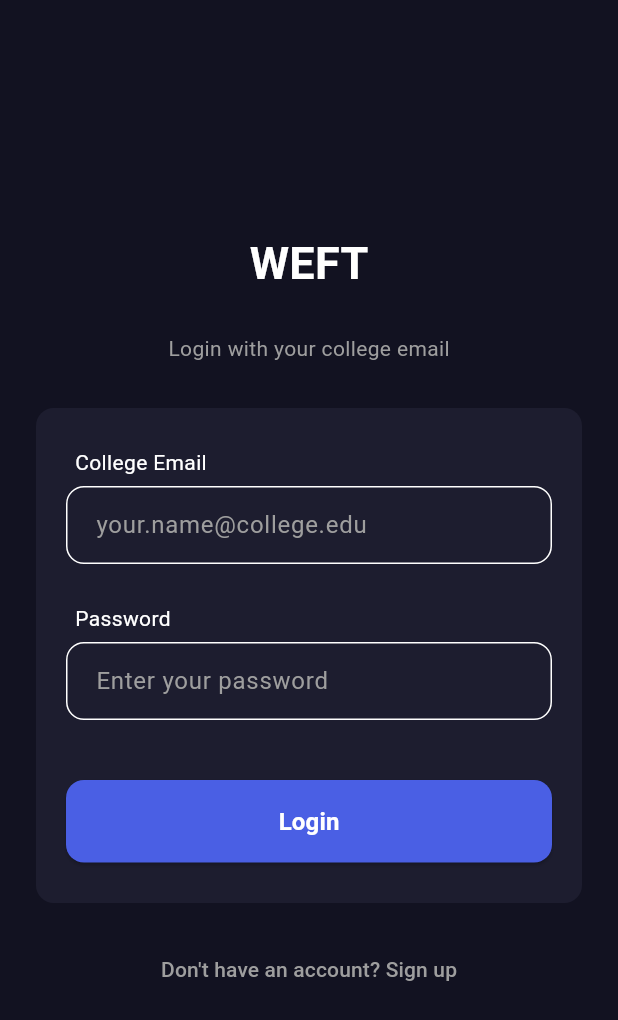
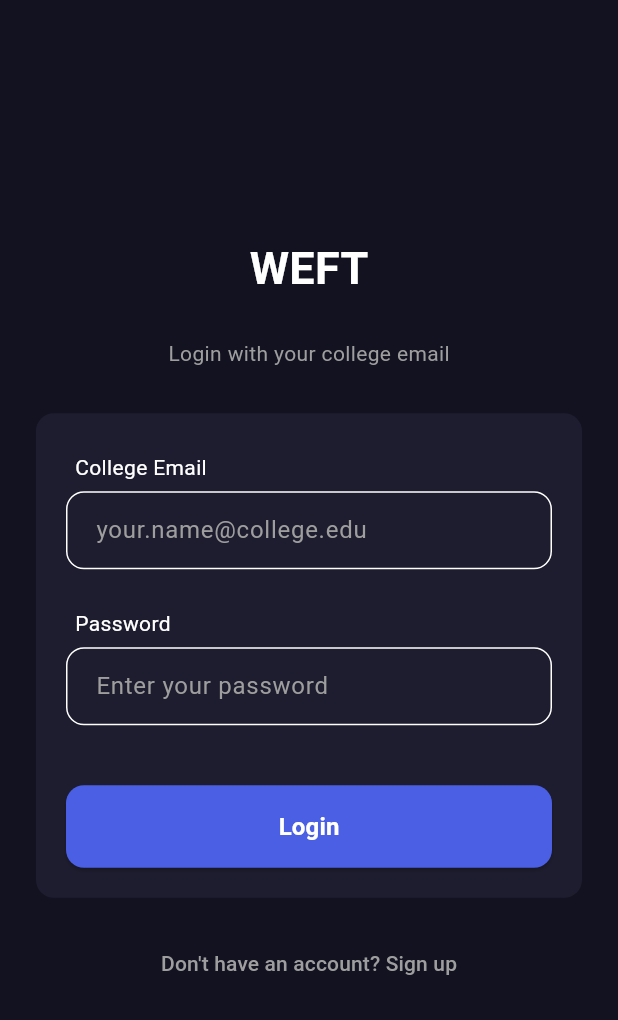
Before and after one commit to WEFT-TIET/FRONTEND, a Flutter app: the screen it shows after launch, on a phone screen of 412 x 824 dp. Shown: the top 1020 px of the screen. Run offline on Flutter 3.47's test engine with Material 3 defaults, Android fonts, the phone set to English and light mode, and no system bars; our stand-ins replace flutter_riverpod, flutter_svg, geolocator, google_fonts, shared_preferences.

Commit message:
Auth Connection

```diff
--- /dev/null
+++ b/frontend_weft/devtools_options.yaml
@@ -0,0 +1,3 @@
+description: This file stores settings for Dart & Flutter DevTools.
+documentation: https://docs.flutter.dev/tools/devtools/extensions#configure-extension-enablement-states
+extensions:
--- /dev/null
+++ b/frontend_weft/lib/core/server_constants.dart
@@ -0,0 +1,4 @@
+class ServerConstants {
+  static const String baseUrl =
+      "http://rnsid-2a09-bac1-36c0-68--2a8-5e.a.free.pinggy.link";
+}
--- a/frontend_weft/lib/features/auth/view/login_page.dart
+++ b/frontend_weft/lib/features/auth/view/login_page.dart
@@ -1,7 +1,7 @@
 import 'package:flutter/material.dart';
 import 'package:flutter_riverpod/flutter_riverpod.dart';
 import '../viewmodel/auth_viewmodel.dart';
-import '../../navbar/navigation.dart'; // import your BottomNavBar
+import '../../navbar/navigation.dart';
 
 class LoginPage extends ConsumerStatefulWidget {
   const LoginPage({super.key});
@@ -14,19 +14,32 @@ class _LoginPageState extends ConsumerState<LoginPage> {
   final _formKey = GlobalKey<FormState>();
   final emailController = TextEditingController();
   final passwordController = TextEditingController();
-
   bool isLoading = false;
 
   @override
   Widget build(BuildContext context) {
     return Scaffold(
       backgroundColor: const Color(0xFF121221),
-      body: Center(
+      resizeToAvoidBottomInset: true,
+      body: SafeArea(
         child: SingleChildScrollView(
           padding: const EdgeInsets.symmetric(horizontal: 24),
+          child: ConstrainedBox(
+            constraints: BoxConstraints(
+              minHeight:
+                  MediaQuery.of(context).size.height -
+                  MediaQuery.of(context).padding.top -
+                  MediaQuery.of(context).padding.bottom,
+            ),
+            child: IntrinsicHeight(
+              child: Center(
+                child: ConstrainedBox(
+                  constraints: const BoxConstraints(maxWidth: 400),
+                  child: IntrinsicHeight(
                     child: Form(
                       key: _formKey,
                       child: Column(
+                        mainAxisAlignment: MainAxisAlignment.center,
                         children: [
                           const Text(
                             'WEFT',
@@ -43,8 +56,6 @@ class _LoginPageState extends ConsumerState<LoginPage> {
                           ),
                           const SizedBox(height: 30),
                           Container(
-                  height: 330,
-                  width: 370,
                             padding: const EdgeInsets.all(20),
                             decoration: BoxDecoration(
                               color: const Color(0xFF1D1D2F),
@@ -53,7 +64,10 @@ class _LoginPageState extends ConsumerState<LoginPage> {
                             child: Column(
                               children: [
                                 _buildLabel("College Email"),
-                      _buildInput(emailController, "your.name@college.edu"),
+                                _buildInput(
+                                  emailController,
+                                  "your.name@college.edu",
+                                ),
                                 const SizedBox(height: 20),
                                 _buildLabel("Password"),
                                 _buildInput(
@@ -85,10 +99,12 @@ class _LoginPageState extends ConsumerState<LoginPage> {
                             ),
                           ),
                           const SizedBox(height: 20),
-
                           TextButton(
                             onPressed: () {
-                    Navigator.pushReplacementNamed(context, '/signup');
+                              Navigator.pushReplacementNamed(
+                                context,
+                                '/signup',
+                              );
                             },
                             child: const Text(
                               "Don't have an account? Sign up",
@@ -96,6 +112,11 @@ class _LoginPageState extends ConsumerState<LoginPage> {
                             ),
                           ),
                         ],
+                      ),
+                    ),
+                  ),
+                ),
+              ),
             ),
           ),
         ),
@@ -112,11 +133,11 @@ class _LoginPageState extends ConsumerState<LoginPage> {
   );
 
   Widget _buildInput(
-    TextEditingController c,
+    TextEditingController controller,
     String hint, {
     bool obscure = false,
   }) => TextFormField(
-    controller: c,
+    controller: controller,
     obscureText: obscure,
     style: const TextStyle(color: Colors.white),
     decoration: InputDecoration(
@@ -126,11 +147,11 @@ class _LoginPageState extends ConsumerState<LoginPage> {
       fillColor: const Color(0xFF1D1D2F),
       border: OutlineInputBorder(
         borderRadius: BorderRadius.circular(12),
-        borderSide: BorderSide(color: Colors.grey),
+        borderSide: const BorderSide(color: Colors.grey),
       ),
       contentPadding: const EdgeInsets.symmetric(horizontal: 16, vertical: 14),
     ),
-    validator: (v) => v!.isEmpty ? 'Required' : null,
+    validator: (value) => value!.isEmpty ? 'Required' : null,
   );
 
   ButtonStyle _buttonStyle() => ElevatedButton.styleFrom(
--- a/frontend_weft/lib/features/home/view/Drawer/attendance.dart
+++ b/frontend_weft/lib/features/home/view/Drawer/attendance.dart
@@ -26,7 +26,7 @@ class ClassSchedule {
 }
 
 class AttendancePage extends StatefulWidget {
-  const AttendancePage({Key? key}) : super(key: key);
+  const AttendancePage({super.key});
 
   @override
   State<AttendancePage> createState() => _AttendancePageState();
--- a/frontend_weft/lib/features/post/view/widgets/post_card.dart
+++ b/frontend_weft/lib/features/post/view/widgets/post_card.dart
@@ -32,7 +32,6 @@ class PostCard extends StatelessWidget {
       child: Column(
         crossAxisAlignment: CrossAxisAlignment.start,
         children: [
-          // Header: Avatar + Name + Time
           Row(
             children: [
               const CircleAvatar(
```
Also changed, not shown: frontend_weft/lib/features/auth/data/auth_service.dart (+19 -20 lines), frontend_weft/lib/features/auth/model/user_model.dart (+8 -0 lines), frontend_weft/lib/features/auth/viewmodel/auth_local_repository.dart (+17 -0 lines), frontend_weft/lib/features/auth/viewmodel/auth_viewmodel.dart (+6 -5 lines), frontend_weft/lib/features/home/view/pages/home.dart (+38 -17 lines), frontend_weft/lib/features/post/model/post_model.dart (added, +34 -0 lines), frontend_weft/lib/features/post/viewmodel/post_viewmodel.dart (added, +30 -0 lines). Lines whose indentation alone changed are shown as unchanged.
